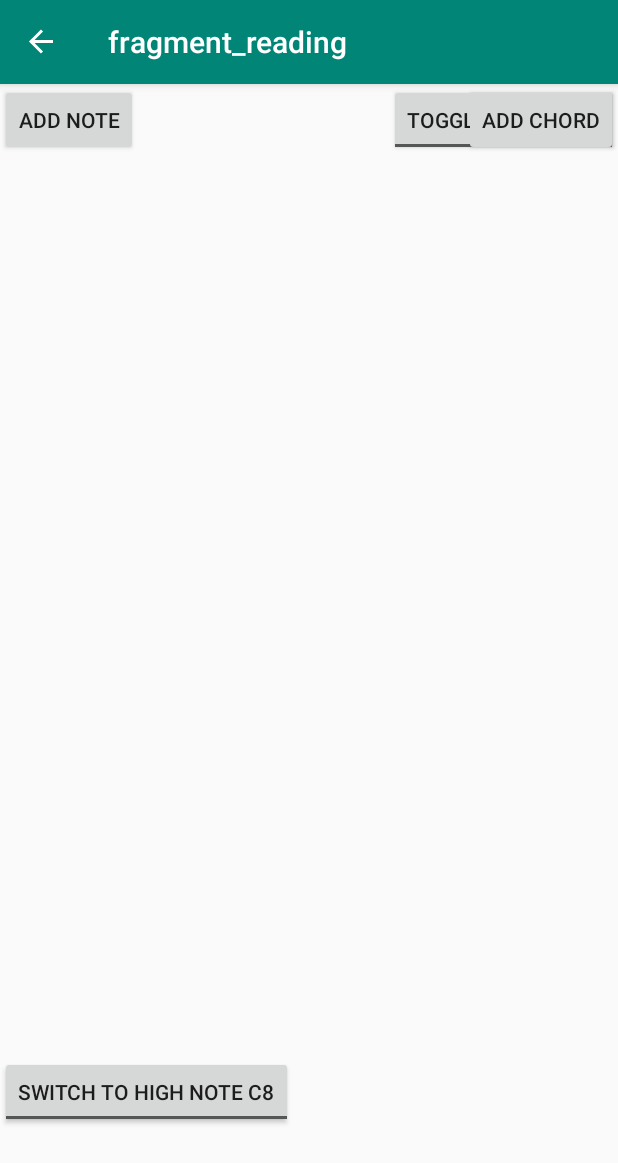
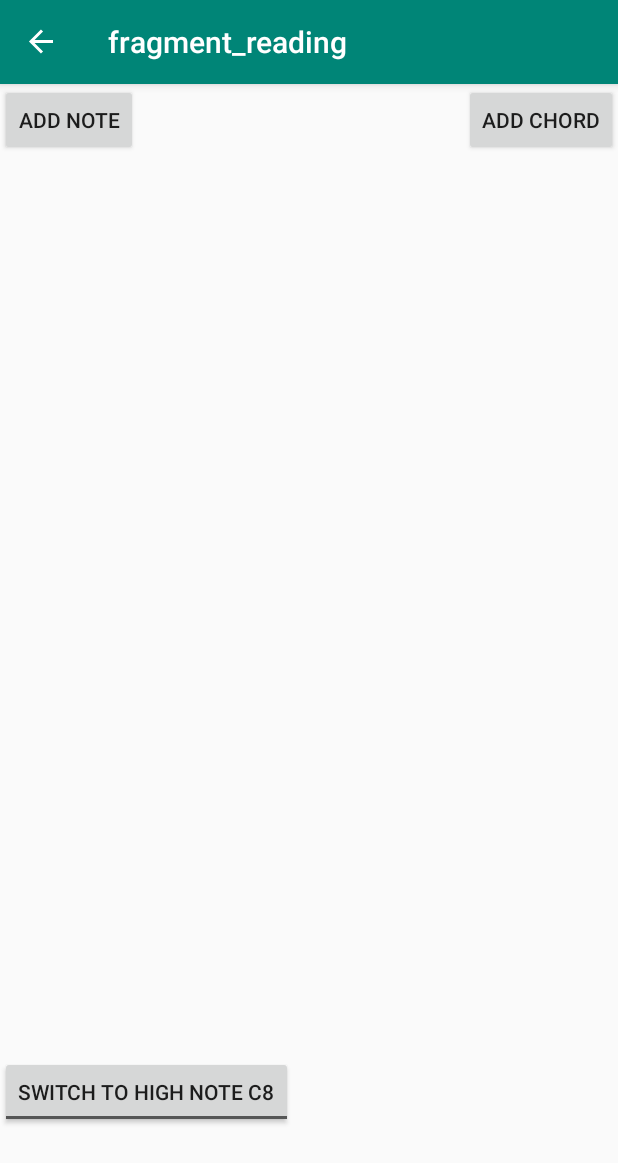
Before and after one commit to eldun/SeeNatural, an Android app: the screen it shows after launch (MainActivity), after a tap on "READING FRAGMENT", on a phone screen of 412 x 824 dp. Shown: the top 1163 px of the screen. Run offline under Robolectric (Android 15) with nearby library versions, the light colour scheme and no system bars; our stand-ins replace navigation-ui; 12 statements that could not run were skipped.

```diff
--- a/app/src/main/res/layout/fragment_staff.xml
+++ b/app/src/main/res/layout/fragment_staff.xml
@@ -1,19 +1,10 @@
 <?xml version="1.0" encoding="utf-8"?>
 <androidx.constraintlayout.widget.ConstraintLayout xmlns:android="http://schemas.android.com/apk/res/android"
     xmlns:app="http://schemas.android.com/apk/res-auto"
+    xmlns:tools="http://schemas.android.com/tools"
     android:id="@+id/ConstraintLayout"
     android:layout_width="match_parent"
     android:layout_height="match_parent">
-
-    <ToggleButton
-        android:id="@+id/toggleHighNoteButton2"
-        android:layout_width="wrap_content"
-        android:layout_height="wrap_content"
-        android:checked="false"
-        android:textOff="toggle high note"
-        android:textOn="toggle high note"
-        app:layout_constraintEnd_toEndOf="parent"
-        app:layout_constraintTop_toTopOf="parent" />
 
     <Button
         android:id="@+id/addNoteButton"
```
